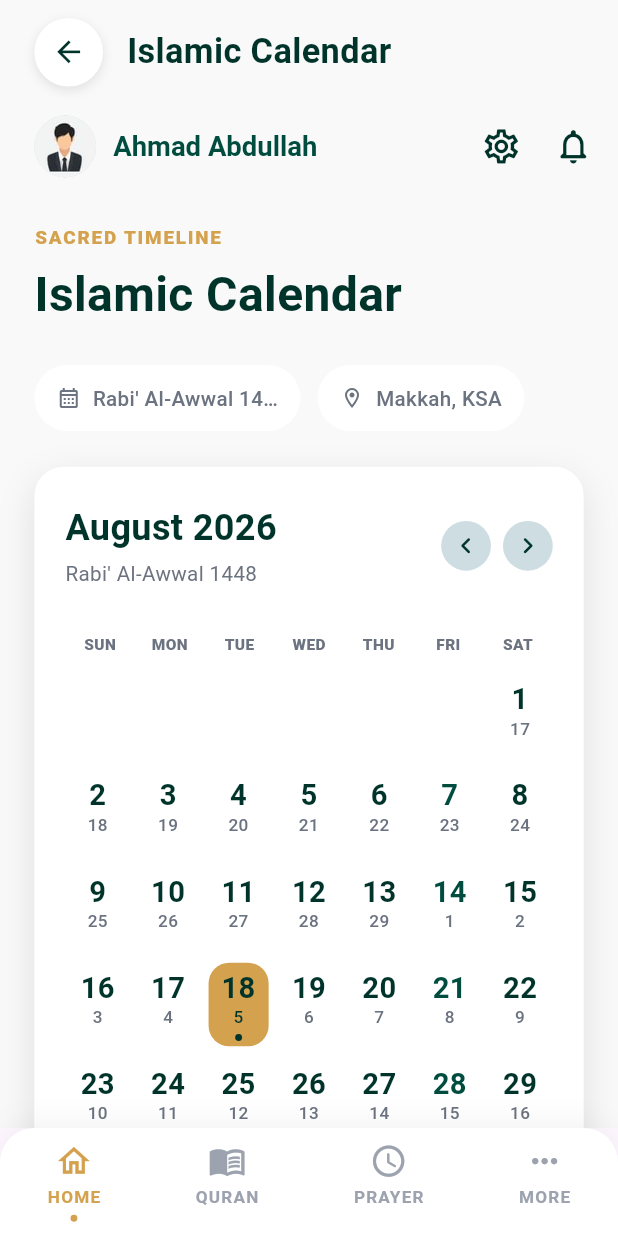
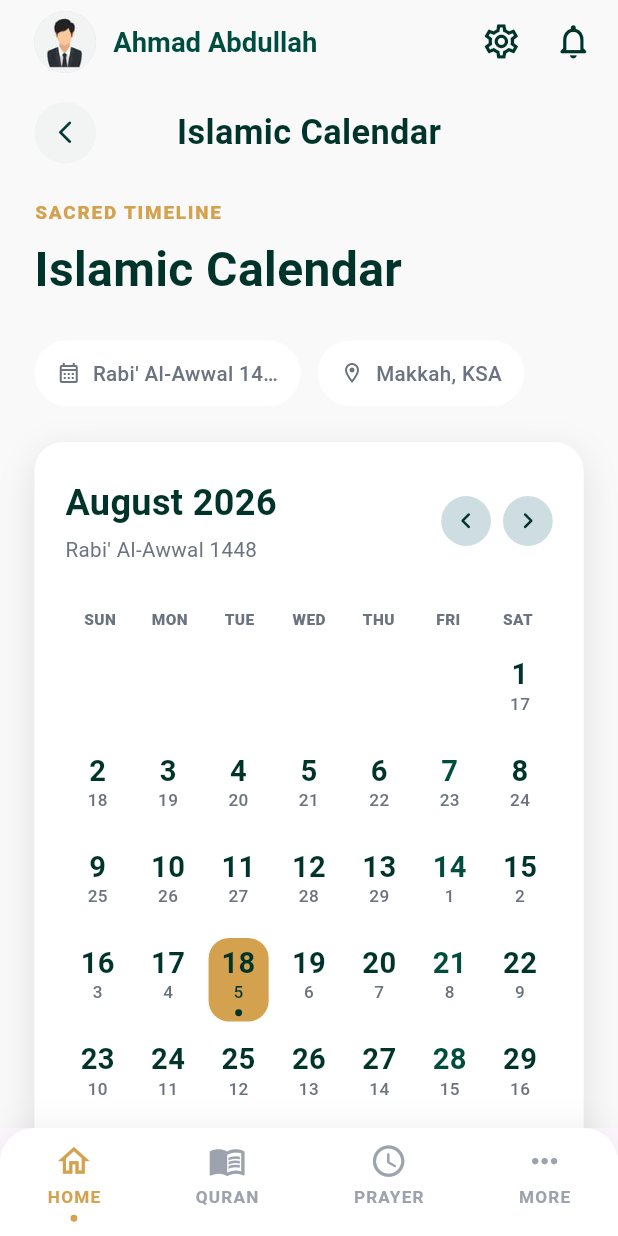
Before and after one commit to Danii56-cmd/Islamic-App, a Flutter app: the screen it shows after launch, scrolled down 425 dp, after a tap on "Islamic Calendar", on a phone screen of 412 x 824 dp. Run offline on Flutter 3.47's test engine with Material 3 defaults, Android fonts, the phone set to English and light mode, and no system bars; our stand-ins replace flutter_map, flutter_screenutil, geocoding, geolocator, hijri, latlong2 and 1 more; missing offline and left inert: flutter_compass_v2.

Commit message:
Calendar Screen Updated to solve the problem of index number

```diff
--- a/lib/screens/calendar/islamiccalendar_screen.dart
+++ b/lib/screens/calendar/islamiccalendar_screen.dart
@@ -1,10 +1,12 @@
 // ignore_for_file: unused_element
+
 import 'package:flutter/material.dart';
 import 'package:flutter_screenutil/flutter_screenutil.dart';
 import 'package:hijri/hijri_calendar.dart';
+
 import 'package:islamic_app/core/appcolors.dart';
 import 'package:islamic_app/core/appconstants.dart';
-import 'package:islamic_app/widgets/appbar.dart';
+
 import 'package:islamic_app/widgets/islamiccalendr_widgets/calendar_grid.dart';
 import 'package:islamic_app/widgets/islamiccalendr_widgets/calendar_header.dart';
 import 'package:islamic_app/widgets/islamiccalendr_widgets/event_card.dart';
@@ -12,7 +14,9 @@ import 'package:islamic_app/widgets/islamiccalendr_widgets/event_schedule_sectio
 import 'package:islamic_app/widgets/islamiccalendr_widgets/islamic_info_card.dart';
 
 class IslamicCalendarScreen extends StatefulWidget {
-  const IslamicCalendarScreen({super.key});
+  final VoidCallback? onBack;
+
+  const IslamicCalendarScreen({super.key, this.onBack});
 
   @override
   State<IslamicCalendarScreen> createState() => _IslamicCalendarScreenState();
@@ -20,7 +24,6 @@ class IslamicCalendarScreen extends StatefulWidget {
 
 class _IslamicCalendarScreenState extends State<IslamicCalendarScreen> {
   DateTime _visibleMonth = DateTime.now();
-
   DateTime _selectedDate = DateTime.now();
 
   void _previousMonth() {
@@ -38,15 +41,13 @@ class _IslamicCalendarScreenState extends State<IslamicCalendarScreen> {
   String _getCurrentHijri() {
     final hijri = HijriCalendar.fromDate(_selectedDate);
 
-    return '${hijri.getLongMonthName()} '
-        '${hijri.hYear} AH';
+    return '${hijri.getLongMonthName()} ${hijri.hYear} AH';
   }
 
   @override
   Widget build(BuildContext context) {
     return Scaffold(
       backgroundColor: AppColors.scaffoldBackground,
-      appBar: const Appbar(),
       body: SafeArea(
         child: SingleChildScrollView(
           physics: const BouncingScrollPhysics(),
@@ -54,6 +55,47 @@ class _IslamicCalendarScreenState extends State<IslamicCalendarScreen> {
           child: Column(
             crossAxisAlignment: CrossAxisAlignment.start,
             children: [
+              SizedBox(height: 10.h),
+
+              // Back Button + Title
+              Row(
+                children: [
+                  if (widget.onBack != null) ...[
+                    InkWell(
+                      onTap: widget.onBack,
+                      borderRadius: BorderRadius.circular(20.r),
+                      child: Container(
+                        padding: EdgeInsets.all(10.w),
+                        decoration: const BoxDecoration(
+                          color: Color(0xFFF2F4F3),
+                          shape: BoxShape.circle,
+                        ),
+                        child: Icon(
+                          Icons.arrow_back_ios_new_rounded,
+                          size: 16.sp,
+                          color: const Color(0xFF003831),
+                        ),
+                      ),
+                    ),
+                  ],
+
+                  Expanded(
+                    child: Center(
+                      child: Text(
+                        'Islamic Calendar',
+                        style: TextStyle(
+                          fontSize: 20.sp,
+                          fontWeight: FontWeight.w700,
+                          color: AppColors.textPrimary,
+                        ),
+                      ),
+                    ),
+                  ),
+
+                  // Keeps title centered
+                  if (widget.onBack != null) SizedBox(width: 36.w),
+                ],
+              ),
               SizedBox(height: 20.h),
               CalendarHeader(
                 hijriDate: _getCurrentHijri(),
@@ -68,26 +110,8 @@ class _IslamicCalendarScreenState extends State<IslamicCalendarScreen> {
                     _selectedDate = date;
                   });
                 },
-
-                onPreviousMonth: () {
-                  setState(() {
-                    _visibleMonth = DateTime(
-                      _visibleMonth.year,
-                      _visibleMonth.month - 1,
-                      1,
-                    );
-                  });
-                },
-
-                onNextMonth: () {
-                  setState(() {
-                    _visibleMonth = DateTime(
-                      _visibleMonth.year,
-                      _visibleMonth.month + 1,
-                      1,
-                    );
-                  });
-                },
+                onPreviousMonth: _previousMonth,
+                onNextMonth: _nextMonth,
               ),
               SizedBox(height: 30.h),
               UpcomingEventCard(
@@ -117,6 +141,7 @@ class _IslamicCalendarScreenState extends State<IslamicCalendarScreen> {
                     'Learn about the four sacred months '
                     'in Islam and their unique virtues.',
               ),
+              SizedBox(height: 20.h),
             ],
           ),
         ),
--- a/lib/screens/home/home_screen.dart
+++ b/lib/screens/home/home_screen.dart
@@ -1,22 +1,17 @@
 import 'package:flutter/material.dart';
 import 'package:flutter_screenutil/flutter_screenutil.dart';
-
 import 'package:islamic_app/core/appcolors.dart';
 import 'package:islamic_app/core/appconstants.dart';
-
 import 'package:islamic_app/screens/calendar/islamiccalendar_screen.dart';
-
 import 'package:islamic_app/widgets/appbar.dart';
 import 'package:islamic_app/widgets/header_text.dart';
 import 'package:islamic_app/widgets/upcoming_prayer.dart';
 
 class HomeScreen extends StatelessWidget {
   final void Function(int index)? onNavigateToTab;
-
   final bool showCalendar;
+  final VoidCallback onOpenCalendar;
   final VoidCallback onCloseCalendar;
-
-  final VoidCallback? onOpenCalendar;
   final VoidCallback? onOpenQibla;
   final VoidCallback? onOpenDuas;
   final VoidCallback? onOpenMore;
@@ -25,8 +20,8 @@ class HomeScreen extends StatelessWidget {
     super.key,
     this.onNavigateToTab,
     this.showCalendar = false,
+    required this.onOpenCalendar,
     required this.onCloseCalendar,
-    this.onOpenCalendar,
     this.onOpenQibla,
     this.onOpenDuas,
     this.onOpenMore,
@@ -34,63 +29,12 @@ class HomeScreen extends StatelessWidget {
 
   @override
   Widget build(BuildContext context) {
-    if (showCalendar) {
-      return Scaffold(
-        backgroundColor: AppColors.scaffoldBackground,
-        body: SafeArea(
-          child: Column(
-            children: [
-              Padding(
-                padding: EdgeInsets.symmetric(horizontal: 20.w, vertical: 10.h),
-                child: Row(
-                  children: [
-                    GestureDetector(
-                      onTap: onCloseCalendar,
-                      child: Container(
-                        width: 40.r,
-                        height: 40.r,
-                        decoration: BoxDecoration(
-                          color: AppColors.cardBackground,
-                          shape: BoxShape.circle,
-                          boxShadow: [
-                            BoxShadow(
-                              color: AppColors.shadow,
-                              blurRadius: 5.r,
-                              offset: Offset(0, 2.h),
-                            ),
-                          ],
-                        ),
-                        child: Icon(
-                          Icons.arrow_back,
-                          color: AppColors.textPrimary,
-                          size: 20.sp,
-                        ),
-                      ),
-                    ),
-                    SizedBox(width: 14.w),
-                    Text(
-                      "Islamic Calendar",
-                      style: TextStyle(
-                        fontSize: 20.sp,
-                        fontWeight: FontWeight.w700,
-                        color: AppColors.textPrimary,
-                      ),
-                    ),
-                  ],
-                ),
-              ),
-              Expanded(child: const IslamicCalendarScreen()),
-            ],
-          ),
-        ),
-      );
-    }
-
-    // Normal Home screen
     return Scaffold(
       backgroundColor: AppColors.scaffoldBackground,
       appBar: const Appbar(),
-      body: Padding(
+      body: showCalendar
+          ? IslamicCalendarScreen(onBack: onCloseCalendar)
+          : Padding(
               padding: EdgeInsets.symmetric(horizontal: 20.w),
               child: SingleChildScrollView(
                 physics: const BouncingScrollPhysics(),
@@ -98,7 +42,6 @@ class HomeScreen extends StatelessWidget {
                   crossAxisAlignment: CrossAxisAlignment.start,
                   children: [
                     SizedBox(height: 20.h),
-
                     Text(
                       "ASSALAMU ALAIKUM, AHMAD",
                       style: TextStyle(
@@ -111,8 +54,6 @@ class HomeScreen extends StatelessWidget {
                     SizedBox(height: 10.h),
                     const HeaderText(text: "A Moment for Reflection"),
                     SizedBox(height: 10.h),
-
-              // Hadith Card
                     Container(
                       width: double.infinity,
                       decoration: BoxDecoration(
@@ -169,8 +110,6 @@ class HomeScreen extends StatelessWidget {
                     SizedBox(height: 20.h),
                     const UpcomingPrayer(),
                     SizedBox(height: 25.h),
-
-              // Feature Cards
                     Padding(
                       padding: EdgeInsets.symmetric(horizontal: 2.w),
                       child: GridView.count(
@@ -181,7 +120,6 @@ class HomeScreen extends StatelessWidget {
                         shrinkWrap: true,
                         physics: const NeverScrollableScrollPhysics(),
                         children: [
-                    // Qibla
                           _featureCard(
                             icon: Icons.explore_outlined,
                             title: "Qibla",
@@ -189,8 +127,6 @@ class HomeScreen extends StatelessWidget {
                               onOpenQibla?.call();
                             },
                           ),
-
-                    // Quran
                           _featureCard(
                             icon: Icons.menu_book_rounded,
                             title: "Quran",
@@ -198,15 +134,11 @@ class HomeScreen extends StatelessWidget {
                               onNavigateToTab?.call(1);
                             },
                           ),
-
-                    // Hadith
                           _featureCard(
                             icon: Icons.history_edu,
                             title: "Hadith",
                             onTap: () {},
                           ),
-
-                    // Duas
                           _featureCard(
                             icon: Icons.volunteer_activism_outlined,
                             title: "Duas",
@@ -214,17 +146,13 @@ class HomeScreen extends StatelessWidget {
                               onOpenDuas?.call();
                             },
                           ),
-
-                    // Islamic Calendar
                           _featureCard(
                             icon: Icons.calendar_month_rounded,
                             title: "Islamic Calendar",
                             onTap: () {
-                        onOpenCalendar?.call();
+                              onOpenCalendar();
                             },
                           ),
-
-                    // More
                           _featureCard(
                             icon: Icons.bubble_chart,
                             title: "More",
@@ -246,7 +174,6 @@ class HomeScreen extends StatelessWidget {
   }
 }
 
-// Journal Container
 class JournalContainer extends StatelessWidget {
   const JournalContainer({super.key});
 
@@ -321,8 +248,6 @@ class JournalContainer extends StatelessWidget {
   }
 }
 
-// Feature Card
-
 Widget _featureCard({
   required IconData icon,
   required String title,
@@ -357,9 +282,7 @@ Widget _featureCard({
               ),
               child: Icon(icon, color: AppColors.primary, size: 20.sp),
             ),
-
             SizedBox(height: 6.h),
-
             Flexible(
               child: Text(
                 title,
--- a/lib/screens/qibla/qiblafinder_screen.dart
+++ b/lib/screens/qibla/qiblafinder_screen.dart
@@ -100,7 +100,7 @@ class _QiblaFinderScreenState extends State<QiblaFinderScreen> {
     super.dispose();
   }
 
-  // ── Distance (Haversine) ─────────────────────────────────────────────────────
+  // Distance
 
   double get _distanceKm {
     final lat = currentPosition?.latitude ?? 51.5074;
@@ -140,7 +140,7 @@ class _QiblaFinderScreenState extends State<QiblaFinderScreen> {
 
   LatLng get _kaabaLatLng => const LatLng(kaabaLat, kaabaLng);
 
-  // ── Build ────────────────────────────────────────────────────────────────────
+  // Build
 
   @override
   Widget build(BuildContext context) {
```
Lines whose indentation alone changed are shown as unchanged.
